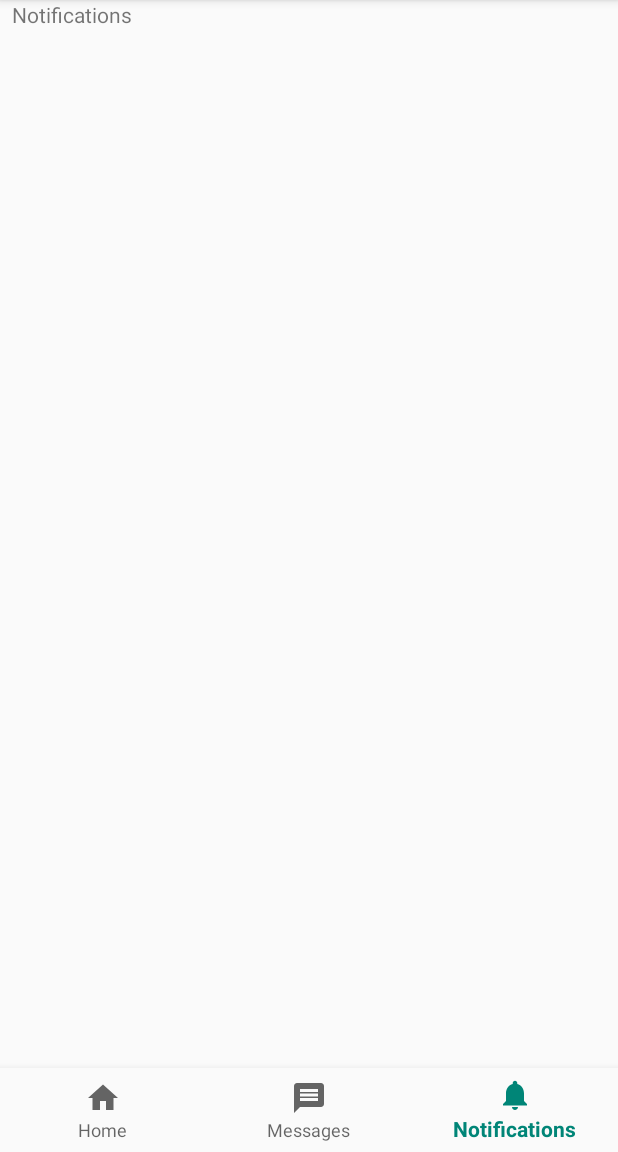
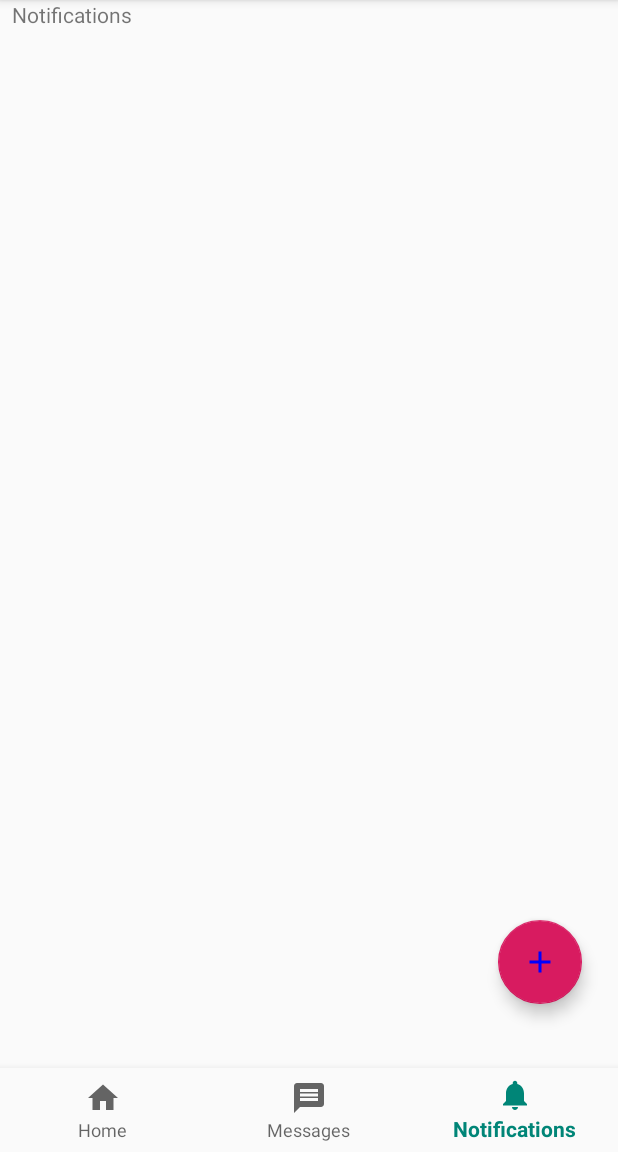
Before and after one commit to DarkWervolf/ARSNetwork, an Android app: the screen it shows after launch (MainActivity), item 3 of the bottom bar chosen, on a phone screen of 412 x 824 dp, the part 84-1236 px from its top. Run offline under Robolectric (Android 15) with nearby library versions, the phone set to English and light mode, and no system bars; our stand-ins replace Firebase (no records; nobody signed in at launch, a user with empty details on screens opened directly); 2 statements that could not run were skipped.

Commit message:
Doesn't Work...

```diff
--- /dev/null
+++ b/app/src/main/java/com/example/user/arsnetwork/Fragments/AddNewPostFragment.java
@@ -0,0 +1,32 @@
+package com.example.user.arsnetwork.Fragments;
+
+
+import android.os.Bundle;
+import android.support.design.widget.FloatingActionButton;
+import android.support.v4.app.Fragment;
+import android.view.LayoutInflater;
+import android.view.View;
+import android.view.ViewGroup;
+import android.widget.Button;
+import android.widget.EditText;
+
+import com.example.user.arsnetwork.Models.Post;
+import com.example.user.arsnetwork.R;
+import com.google.firebase.database.FirebaseDatabase;
+
+/**
+ * A simple {@link Fragment} subclass.
+ */
+public class AddNewPostFragment extends Fragment {
+
+    public AddNewPostFragment() {
+        // Required empty public constructor
+    }
+
+    @Override
+    public View onCreateView(LayoutInflater inflater, ViewGroup container,
+                             Bundle savedInstanceState) {
+        // Inflate the layout for this fragment
+        return inflater.inflate(R.layout.fragment_add_new_post, container, false);
+        }
+    }
--- a/app/src/main/java/com/example/user/arsnetwork/MainActivity.java
+++ b/app/src/main/java/com/example/user/arsnetwork/MainActivity.java
@@ -3,21 +3,40 @@ package com.example.user.arsnetwork;
 import android.os.Bundle;
 import android.support.annotation.NonNull;
 import android.support.design.widget.BottomNavigationView;
+import android.support.design.widget.FloatingActionButton;
 import android.support.v4.app.FragmentTransaction;
 import android.support.v7.app.AppCompatActivity;
+import android.support.v7.widget.LinearLayoutManager;
 import android.support.v7.widget.RecyclerView;
 import android.view.MenuItem;
+import android.view.View;
 import android.widget.TextView;
 
+import com.example.user.arsnetwork.Adapters.PostAdapter;
+import com.example.user.arsnetwork.Fragments.AddNewPostFragment;
 import com.example.user.arsnetwork.Fragments.FeedFragment;
 import com.example.user.arsnetwork.Fragments.MessagesFragment;
 import com.example.user.arsnetwork.Fragments.NotificationsFragment;
+import com.example.user.arsnetwork.Models.Post;
+import com.firebase.ui.database.FirebaseRecyclerOptions;
+import com.google.firebase.database.FirebaseDatabase;
+import com.google.firebase.database.Query;
 
 public class MainActivity extends AppCompatActivity {
 
     FeedFragment feedFragment = new FeedFragment();
     MessagesFragment messagesFragment = new MessagesFragment();
     NotificationsFragment notificationsFragment = new NotificationsFragment();
+    AddNewPostFragment addNewPostFragment = new AddNewPostFragment();
+
+    FloatingActionButton addnewpostbutton;
+
+    private PostAdapter adapter;
+    protected static final Query sChatQuery =
+            FirebaseDatabase.getInstance()
+                    .getReference()
+                    .child("posts")
+                    .limitToLast(50);
 
     private RecyclerView messagesRecyclerView;
 
@@ -67,7 +86,25 @@ public class MainActivity extends AppCompatActivity {
         BottomNavigationView navigation = (BottomNavigationView) findViewById(R.id.navigation);
         navigation.setOnNavigationItemSelectedListener(mOnNavigationItemSelectedListener);
 
+        RecyclerView recyclerView = findViewById(R.id.feed_recycler);
+        recyclerView.setLayoutManager(new LinearLayoutManager(this));
 
+        FirebaseRecyclerOptions<Post> options = new FirebaseRecyclerOptions.Builder<Post>()
+                .setQuery(sChatQuery, Post.class)
+                .build();
+
+        adapter = new PostAdapter(options);
+        recyclerView.setAdapter(adapter);
+
+        addnewpostbutton = (FloatingActionButton) findViewById(R.id.addnewpostbutton);
+        addnewpostbutton.setOnClickListener(new View.OnClickListener() {
+            @Override
+            public void onClick(View view) {
+                FragmentTransaction transaction1 =  getSupportFragmentManager().beginTransaction();
+                transaction1.replace(R.id.main_frame, addNewPostFragment);
+                transaction1.commit();
+            }
+        });
     }
 
 }
--- a/app/src/main/java/com/example/user/arsnetwork/Models/EditPost.java
+++ /dev/null
@@ -1,4 +0,0 @@
-package com.example.user.arsnetwork.Models;
-
-public class EditPost {
-}
--- /dev/null
+++ b/app/src/main/res/drawable/ic_add_black_24dp.xml
@@ -0,0 +1,5 @@
+<vector android:height="24dp" android:tint="#0000FF"
+    android:viewportHeight="24.0" android:viewportWidth="24.0"
+    android:width="24dp" xmlns:android="http://schemas.android.com/apk/res/android">
+    <path android:fillColor="#FF000000" android:pathData="M19,13h-6v6h-2v-6H5v-2h6V5h2v6h6v2z"/>
+</vector>
--- a/app/src/main/res/layout/activity_main.xml
+++ b/app/src/main/res/layout/activity_main.xml
@@ -7,17 +7,23 @@
     android:layout_height="match_parent"
     tools:context=".MainActivity">
 
-    <android.support.design.widget.BottomNavigationView
-        android:id="@+id/navigation"
-        android:layout_width="0dp"
+    <android.support.constraint.ConstraintLayout
+        android:layout_width="match_parent"
+        android:layout_height="match_parent">
+
+        <android.support.design.widget.FloatingActionButton
+            android:id="@+id/addnewpostbutton"
+            android:layout_width="wrap_content"
             android:layout_height="wrap_content"
-        android:layout_marginStart="0dp"
-        android:layout_marginEnd="0dp"
-        android:background="?android:attr/windowBackground"
+            android:layout_marginTop="8dp"
+            android:layout_marginEnd="24dp"
+            android:layout_marginBottom="8dp"
+            android:clickable="true"
             app:layout_constraintBottom_toBottomOf="parent"
-        app:layout_constraintLeft_toLeftOf="parent"
-        app:layout_constraintRight_toRightOf="parent"
-        app:menu="@menu/navigation" />
+            app:layout_constraintEnd_toEndOf="parent"
+            app:layout_constraintTop_toTopOf="parent"
+            app:layout_constraintVertical_bias="0.87"
+            app:srcCompat="@drawable/ic_add_black_24dp" />
 
         <LinearLayout
             android:id="@+id/main_frame"
@@ -29,6 +35,21 @@
             app:layout_constraintBottom_toTopOf="@+id/navigation"
             app:layout_constraintEnd_toEndOf="parent"
             app:layout_constraintStart_toStartOf="parent"
-        app:layout_constraintTop_toTopOf="parent"></LinearLayout>
+            app:layout_constraintTop_toTopOf="parent">
+
+        </LinearLayout>
+
+        <android.support.design.widget.BottomNavigationView
+            android:id="@+id/navigation"
+            android:layout_width="0dp"
+            android:layout_height="wrap_content"
+            android:background="?android:attr/windowBackground"
+            app:layout_constraintBottom_toBottomOf="parent"
+            app:layout_constraintLeft_toLeftOf="parent"
+            app:layout_constraintRight_toRightOf="parent"
+            app:menu="@menu/navigation">
+
+        </android.support.design.widget.BottomNavigationView>
+    </android.support.constraint.ConstraintLayout>
 
 </android.support.constraint.ConstraintLayout>
--- a/app/src/main/res/layout/fragment_feed.xml
+++ b/app/src/main/res/layout/fragment_feed.xml
@@ -1,5 +1,6 @@
 <?xml version="1.0" encoding="utf-8"?>
 <FrameLayout xmlns:android="http://schemas.android.com/apk/res/android"
+    xmlns:app="http://schemas.android.com/apk/res-auto"
     xmlns:tools="http://schemas.android.com/tools"
     android:layout_width="match_parent"
     android:layout_height="match_parent"
```
Also changed, not shown: app/src/main/java/com/example/user/arsnetwork/Models/Post.java (+7 -7 lines), app/src/main/res/layout/edit_post.xml (deleted, +0 -47 lines), app/src/main/res/layout/fragment_add_new_post.xml (added, +55 -0 lines). Lines whose indentation alone changed are shown as unchanged.
